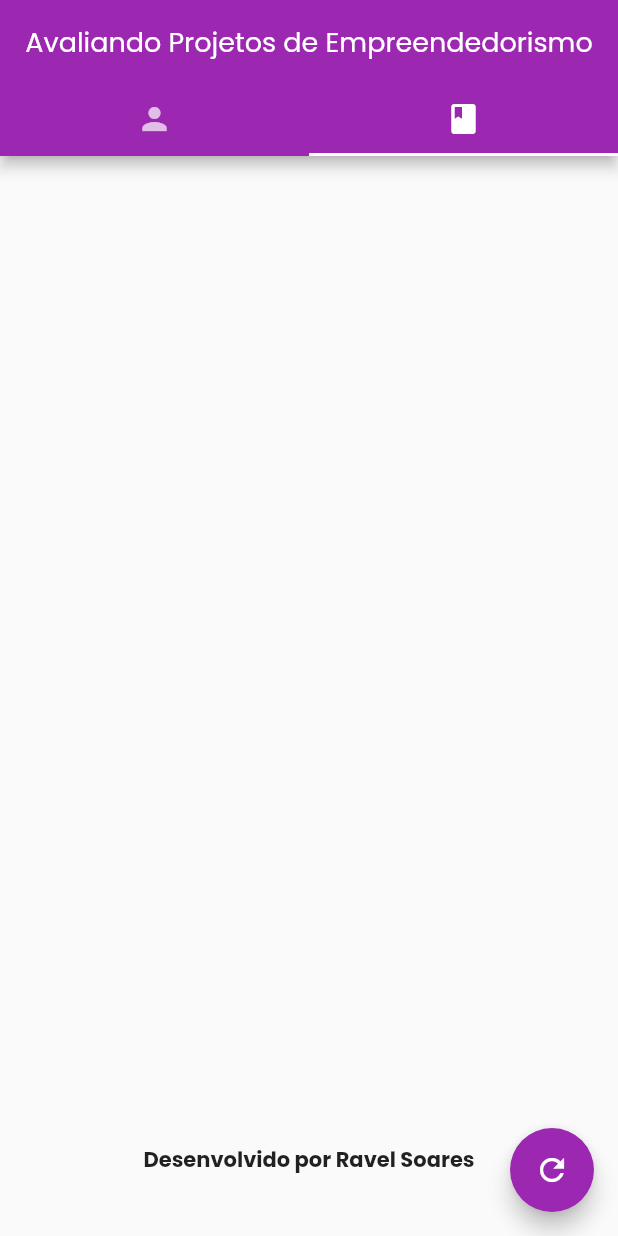
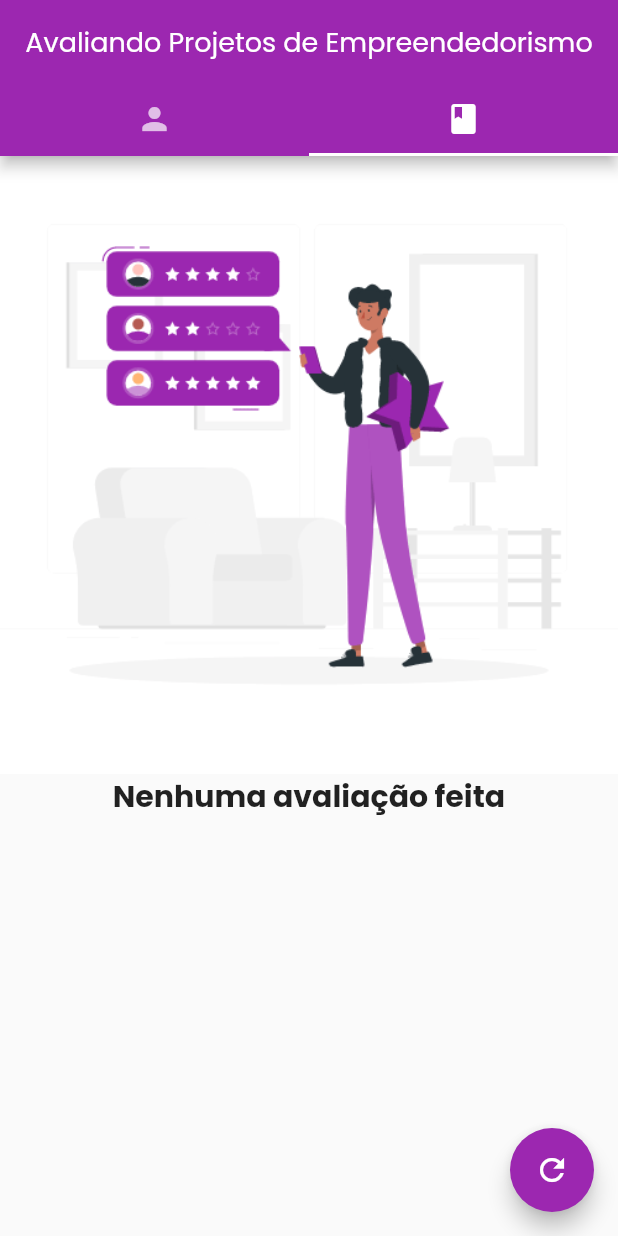
Before and after one commit to ravelsoares/avaliacao_de_projetos, a Flutter app: the screen it shows after launch, tab 2 chosen, on a phone screen of 412 x 824 dp. Run offline on Flutter 3.47's test engine with Material 2 defaults, Android fonts, the light colour scheme and no system bars; network calls fail.

Commit message:
Adicionando gif

```diff
--- a/lib/pages/result_page.dart
+++ b/lib/pages/result_page.dart
@@ -20,12 +20,14 @@ class _ResultPageState extends State<ResultPage> {
   @override
   Widget build(BuildContext context) {
     return Scaffold(
-      body: Column(
+      body: Provider.of<EvaluationList>(context).results.isNotEmpty
+          ? Column(
               children: [
-          Container(
+                SizedBox(
                   height: MediaQuery.of(context).size.height * 0.8,
                   child: ListView.builder(
-              itemCount: Provider.of<EvaluationList>(context).results.length,
+                    itemCount:
+                        Provider.of<EvaluationList>(context).results.length,
                     itemBuilder: (context, index) {
                       return ResultItem(
                           Provider.of<EvaluationList>(context).results[index]);
@@ -39,6 +41,20 @@ class _ResultPageState extends State<ResultPage> {
                   ),
                 )
               ],
+            )
+          : Column(
+              children: [
+                Center(
+                  child: Image.asset(
+                    'assets/gifs/without_evaluation.gif',
+                    fit: BoxFit.cover,
+                  ),
+                ),
+                const Text(
+                  'Nenhuma avaliação feita',
+                  style: TextStyle(fontWeight: FontWeight.bold, fontSize: 20),
+                )
+              ],
             ),
       floatingActionButton: FloatingActionButton(
         onPressed: () {
--- a/pubspec.yaml
+++ b/pubspec.yaml
@@ -60,8 +60,8 @@ flutter:
   uses-material-design: true
 
   # To add assets to your application, add an assets section, like this:
-  # assets:
-  #   - images/a_dot_burr.jpeg
+  assets:
+    - assets/gifs/without_evaluation.gif
   #   - images/a_dot_ham.jpeg
 
   # An image asset can refer to one or more resolution-specific "variants", see
```
Also changed, not shown: assets/gifs/without_evaluation.gif (added), 1 other file. Lines whose indentation alone changed are shown as unchanged.
